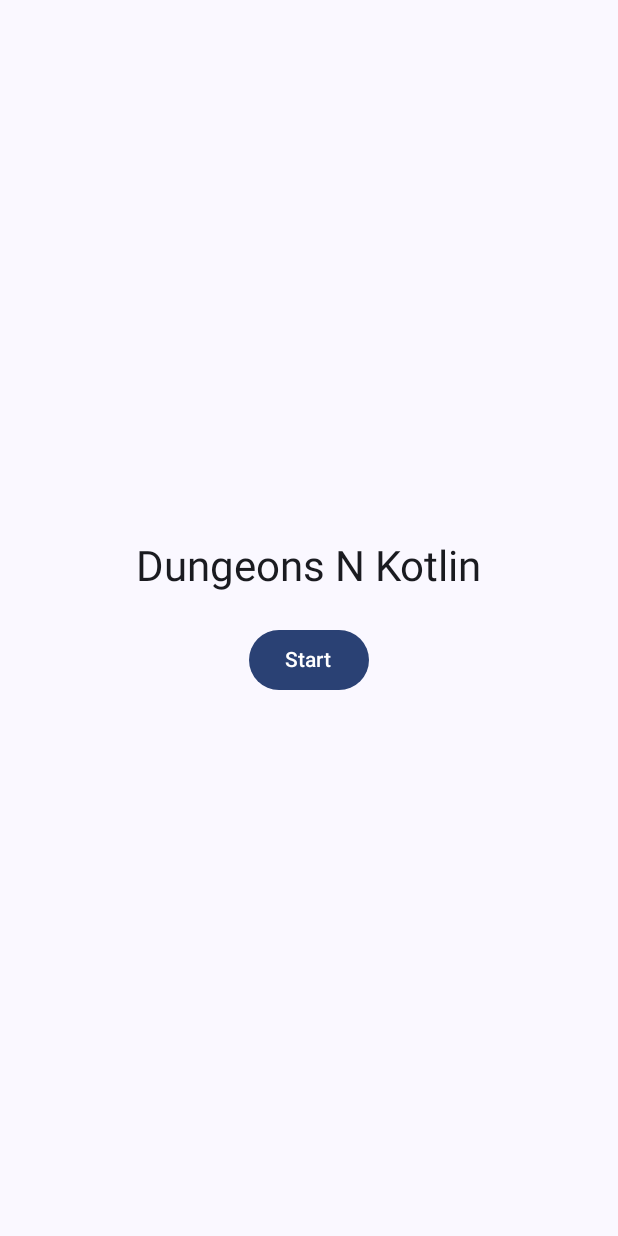
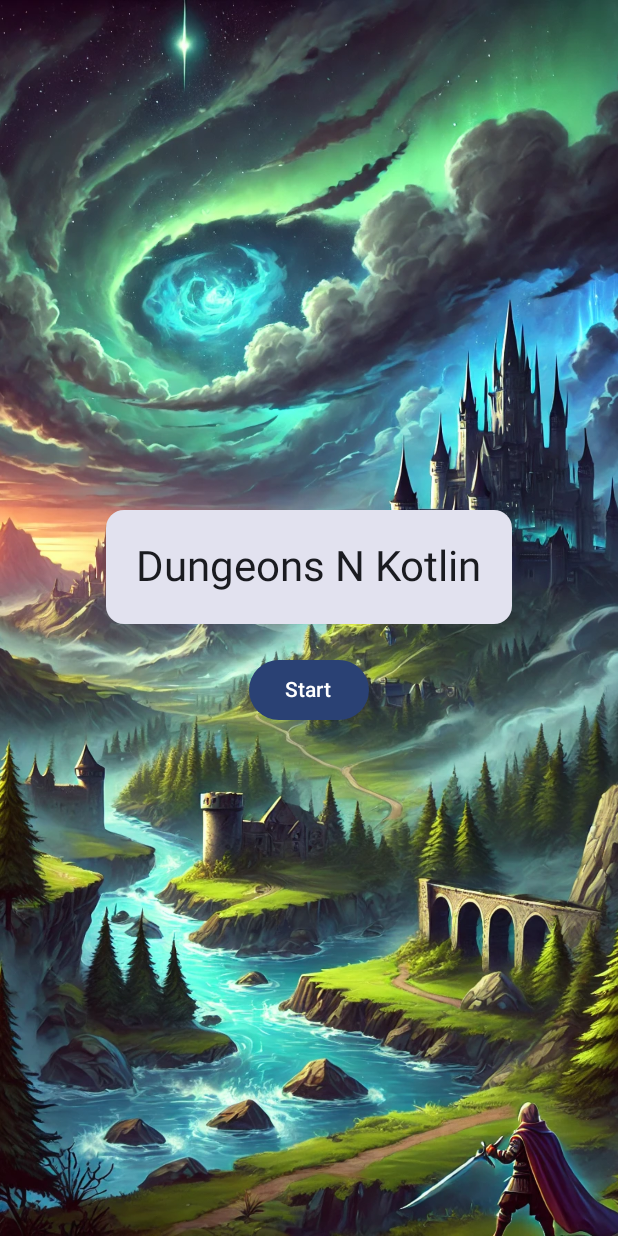
Before and after one commit to luizredig/dungeons-n-kotlin-android-app, an Android app built with Jetpack Compose: the screen it shows after launch (MainActivity), on a phone screen of 412 x 824 dp. Run offline under Robolectric (Android 15) with nearby library versions, the phone set to English and light mode, and no system bars; libraries missing offline, so code that uses them is left out: dnk.library.character.

Commit message:
feat(MainActivity): add new background image to MainActivity

```diff
--- a/app/src/main/java/com/dnk/app/MainActivity.kt
+++ b/app/src/main/java/com/dnk/app/MainActivity.kt
@@ -4,11 +4,14 @@ import android.content.Intent
 import android.os.Bundle
 import androidx.activity.ComponentActivity
 import androidx.activity.compose.setContent
+import androidx.compose.foundation.Image
 import androidx.compose.foundation.layout.*
 import androidx.compose.material3.*
 import androidx.compose.runtime.Composable
 import androidx.compose.ui.Alignment
 import androidx.compose.ui.Modifier
+import androidx.compose.ui.layout.ContentScale
+import androidx.compose.ui.res.painterResource
 import androidx.compose.ui.tooling.preview.Preview
 import androidx.compose.ui.unit.dp
 import com.dnk.app.theme.DungeonsNKotlinTheme
@@ -36,7 +39,18 @@ class MainActivity : ComponentActivity() {
 
 @Composable
 fun MainScreen(onStartClicked: () -> Unit) {
-    // Centraliza o conteúdo na tela
+    Box(
+        modifier = Modifier
+            .fillMaxSize()
+    ) {
+        // Coloque aqui o ID correto da sua imagem
+        Image(
+            painter = painterResource(id = R.drawable.initialbackground), // Substitua por seu ID de imagem
+            contentDescription = "Background Image",
+            contentScale = ContentScale.Crop, // Ajusta a imagem para preencher a tela
+            modifier = Modifier.fillMaxSize()
+        )
+
         Column(
             modifier = Modifier
                 .fillMaxSize()
@@ -44,17 +58,23 @@ fun MainScreen(onStartClicked: () -> Unit) {
             verticalArrangement = Arrangement.Center,
             horizontalAlignment = Alignment.CenterHorizontally
         ) {
-        // Título
+            Surface(
+                color = MaterialTheme.colorScheme.surface, // Fundo branco (ou baseado no tema)
+                shape = MaterialTheme.shapes.medium, // Formato arredondado
+                tonalElevation = 8.dp // Elevação para efeito de sombra leve
+            ) {
                 Text(
                     text = "Dungeons N Kotlin",
-            style = MaterialTheme.typography.headlineMedium
+                    style = MaterialTheme.typography.headlineMedium,
+                    modifier = Modifier.padding(20.dp) // Padding de 20px
                 )
+            }
 
-        Spacer(modifier = Modifier.height(20.dp)) // Espaço entre o título e o botão
+            Spacer(modifier = Modifier.height(20.dp))
 
-        // Botão "Start"
             Button(onClick = onStartClicked) {
                 Text(text = "Start")
+            }
         }
     }
 }
```
Lines whose indentation alone changed are shown as unchanged.
